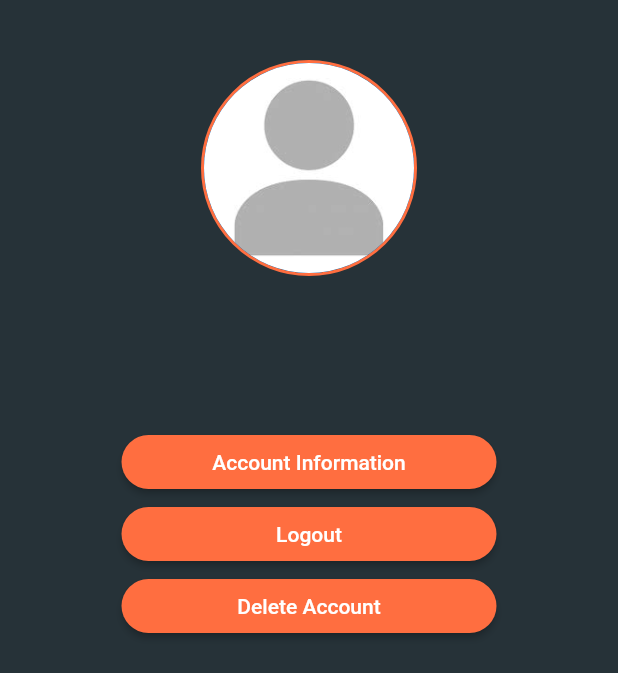
After one commit to czuberad81/PicShare, a Flutter app: the MyHomePage3 screen opened directly, on a phone screen of 412 x 824 dp. The commit adds this screen. Shown: the top 673 px of the screen. Run offline on Flutter 3.47's test engine with Material 2 defaults, Android fonts, the phone set to English and light mode, and no system bars; our stand-ins replace google_maps_flutter.

Commit message:
Implement account info page style and layout.

```diff
--- /dev/null
+++ b/lib/Views/account.dart
@@ -0,0 +1,87 @@
+import 'dart:async';
+
+import 'package:flutter/material.dart';
+import 'package:google_maps_flutter/google_maps_flutter.dart';
+import 'package:mobile_final_project/Views/home_map.dart';
+
+
+
+class MyHomePage3 extends StatefulWidget {
+  MyHomePage3({Key key, this.title}) : super(key: key);
+
+  // This widget is the home page of your application. It is stateful, meaning
+  // that it has a State object (defined below) that contains fields that affect
+  // how it looks.
+
+  // This class is the configuration for the state. It holds the values (in this
+  // case the title) provided by the parent (in this case the App widget) and
+  // used by the build method of the State. Fields in a Widget subclass are
+  // always marked "final".
+
+  final String title;
+
+  @override
+  _MyHomePage3State createState() => _MyHomePage3State();
+}
+
+class _MyHomePage3State extends State<MyHomePage3> {
+  @override
+  Widget build(BuildContext context) {
+    return Scaffold(
+      backgroundColor: Colors.blueGrey[900],
+      body: Center(
+        child: Column(
+          children: [
+            Container(color: Colors.transparent,height: 40),
+            Container(
+              child:CircleAvatar(
+                backgroundImage: AssetImage("assets/noImage.jpg"),
+                radius: 70,
+              ),
+              decoration: BoxDecoration(
+                shape: BoxShape.circle,
+                border: Border.all(color: Colors.deepOrangeAccent,width: 2)
+              ),
+            ),
+            Container(color: Colors.transparent,height: 100),
+            SizedBox(
+              width: 250,
+              child:  RaisedButton(
+                  shape: RoundedRectangleBorder(
+                      borderRadius: BorderRadius.circular(40)
+                  ),
+                  color: Colors.deepOrangeAccent,
+                  onPressed: () {  },
+                  child: Text("Account Information",style: TextStyle(color: Colors.white))
+              ),
+            ),
+            SizedBox(
+              width: 250,
+              child:  RaisedButton(
+                  shape: RoundedRectangleBorder(
+                      borderRadius: BorderRadius.circular(40)
+                  ),
+                  color: Colors.deepOrangeAccent,
+                  onPressed: () {  },
+                  child: Text("Logout",style: TextStyle(color: Colors.white))
+              ),
+            ),
+            SizedBox(
+              width: 250,
+              child:  RaisedButton(
+                  shape: RoundedRectangleBorder(
+                      borderRadius: BorderRadius.circular(40)
+                  ),
+                  color: Colors.deepOrangeAccent,
+                  onPressed: () {  },
+                  child: Text("Delete Account",style: TextStyle(color: Colors.white))
+              ),
+            )
+
+
+          ],
+        ),
+      ),
+    );
+  }
+}
--- a/lib/Views/home.dart
+++ b/lib/Views/home.dart
@@ -25,13 +25,13 @@ class MyHomePage1 extends StatefulWidget {
 }
 
 class _MyHomePage1State extends State<MyHomePage1> {
-
+  int _cIndex = 1;
   final _optionW = [
     Center(child: Text('Camera')),
     MyHomePage2(),
     Center(child: Text('Friends'))
   ];
-  int _cIndex = 1;
+
   @override
   Widget build(BuildContext context) {
     return Scaffold(
--- a/lib/Views/home_map.dart
+++ b/lib/Views/home_map.dart
@@ -3,7 +3,7 @@ import 'dart:async';
 import 'package:flutter/material.dart';
 import 'package:google_maps_flutter/google_maps_flutter.dart';
 import 'package:mobile_final_project/Styles/map.dart';
-
+import 'package:mobile_final_project/Views/account.dart';
 
 
 class MyHomePage2 extends StatefulWidget {
@@ -35,6 +35,10 @@ class _MyHomePage2State extends State<MyHomePage2> {
         alignment: FractionalOffset(0.0,0.05),
         child: IconButton(
           icon: Icon(Icons.account_circle_outlined,color: Colors.deepOrangeAccent,size: 30),
+          onPressed: (){
+            Navigator.push(context, MaterialPageRoute(
+                builder: (context) => MyHomePage3()));
+          },
         )
     );
   }
--- a/pubspec.yaml
+++ b/pubspec.yaml
@@ -50,6 +50,7 @@ flutter:
     - assets/background.jpg
     - assets/logo_picshare.png
     - assets/signinBackground.jpg
+    - assets/noImage.jpg
 
   # An image asset can refer to one or more resolution-specific "variants", see
   # https://flutter.dev/assets-and-images/#resolution-aware.
```
Also changed, not shown: assets/noImage.jpg (added).
